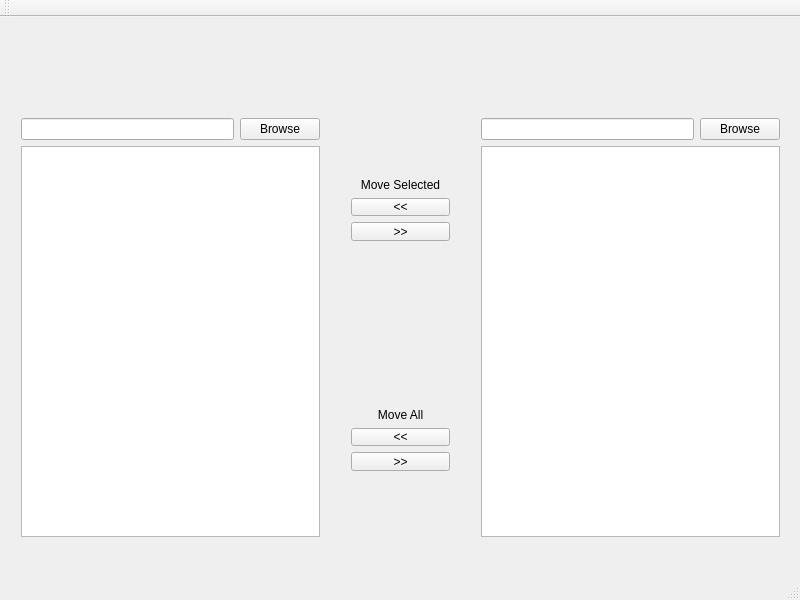
Above: MainWindow.ui from larryprice/SteamGameMover before the change. Below: the same form after it.
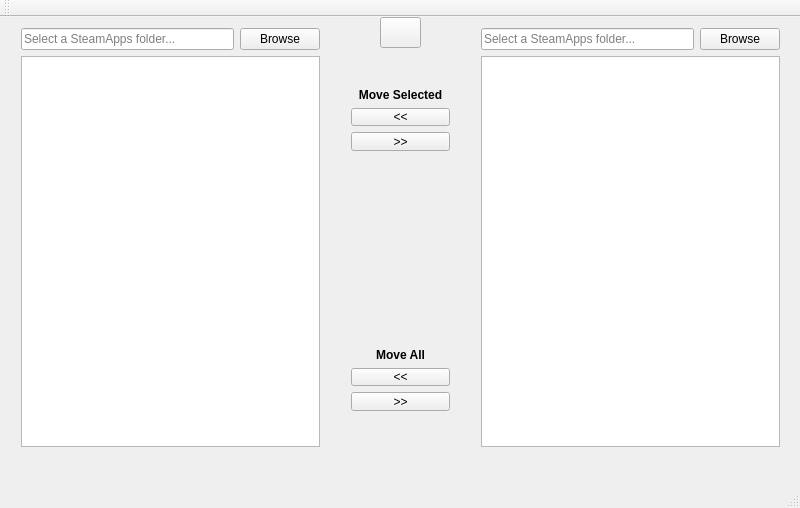
That is the form after the change. Icons and pictures are not drawn.

Commit message: Adding resource file with refresh image. Finishing initial UI design.

Diff of the .ui file:
```diff
--- a/MainWindow.ui
+++ b/MainWindow.ui
@@ -7,18 +7,21 @@
     <x>0</x>
     <y>0</y>
     <width>800</width>
-    <height>600</height>
+    <height>508</height>
    </rect>
   </property>
   <property name="windowTitle">
    <string>SteamGameMover</string>
   </property>
+  <property name="autoFillBackground">
+   <bool>false</bool>
+  </property>
   <widget class="QWidget" name="centralWidget">
    <widget class="QWidget" name="verticalLayoutWidget">
     <property name="geometry">
      <rect>
       <x>10</x>
-      <y>90</y>
+      <y>0</y>
       <width>321</width>
       <height>441</height>
      </rect>
@@ -27,7 +30,11 @@
      <item>
       <layout class="QHBoxLayout" name="horizontalLayout_2">
        <item>
-        <widget class="QLineEdit" name="lineEdit"/>
+        <widget class="QLineEdit" name="SteamAppLocationLeftText">
+         <property name="placeholderText">
+          <string>Select a SteamApps folder...</string>
+         </property>
+        </widget>
        </item>
        <item>
         <widget class="QPushButton" name="pushButton_5">
@@ -47,7 +54,7 @@
     <property name="geometry">
      <rect>
       <x>470</x>
-      <y>90</y>
+      <y>0</y>
       <width>321</width>
       <height>441</height>
      </rect>
@@ -56,7 +63,11 @@
      <item>
       <layout class="QHBoxLayout" name="horizontalLayout_3">
        <item>
-        <widget class="QLineEdit" name="lineEdit_2"/>
+        <widget class="QLineEdit" name="SteamAppLocationRightText">
+         <property name="placeholderText">
+          <string>Select a SteamApps folder...</string>
+         </property>
+        </widget>
        </item>
        <item>
         <widget class="QPushButton" name="pushButton_6">
@@ -76,7 +87,7 @@
     <property name="geometry">
      <rect>
       <x>340</x>
-      <y>150</y>
+      <y>60</y>
       <width>121</width>
       <height>85</height>
      </rect>
@@ -85,7 +96,7 @@
      <item>
       <widget class="QLabel" name="label">
        <property name="text">
-        <string>Move Selected</string>
+        <string>&lt;html&gt;&lt;head/&gt;&lt;body&gt;&lt;p&gt;&lt;span style=&quot; font-weight:600;&quot;&gt;Move Selected&lt;/span&gt;&lt;/p&gt;&lt;/body&gt;&lt;/html&gt;</string>
        </property>
        <property name="alignment">
         <set>Qt::AlignCenter</set>
@@ -112,7 +123,7 @@
     <property name="geometry">
      <rect>
       <x>340</x>
-      <y>380</y>
+      <y>320</y>
       <width>121</width>
       <height>85</height>
      </rect>
@@ -121,7 +132,7 @@
      <item>
       <widget class="QLabel" name="label_2">
        <property name="text">
-        <string>Move All</string>
+        <string>&lt;html&gt;&lt;head/&gt;&lt;body&gt;&lt;p&gt;&lt;span style=&quot; font-weight:600;&quot;&gt;Move All&lt;/span&gt;&lt;/p&gt;&lt;/body&gt;&lt;/html&gt;</string>
        </property>
        <property name="alignment">
         <set>Qt::AlignCenter</set>
@@ -144,6 +155,32 @@
      </item>
     </layout>
    </widget>
+   <widget class="QPushButton" name="RefreshBtn">
+    <property name="geometry">
+     <rect>
+      <x>380</x>
+      <y>0</y>
+      <width>41</width>
+      <height>31</height>
+     </rect>
+    </property>
+    <property name="text">
+     <string/>
+    </property>
+    <property name="icon">
+     <iconset resource="resources.qrc">
+      <normaloff>:/images/images/refresh.png</normaloff>:/images/images/refresh.png</iconset>
+    </property>
+    <property name="iconSize">
+     <size>
+      <width>32</width>
+      <height>32</height>
+     </size>
+    </property>
+    <property name="flat">
+     <bool>false</bool>
+    </property>
+   </widget>
   </widget>
   <widget class="QMenuBar" name="menuBar">
    <property name="geometry">
```
Left out of the diff: 20 changed lines with no effect on the pictures. The commit also changes 3 other files.
